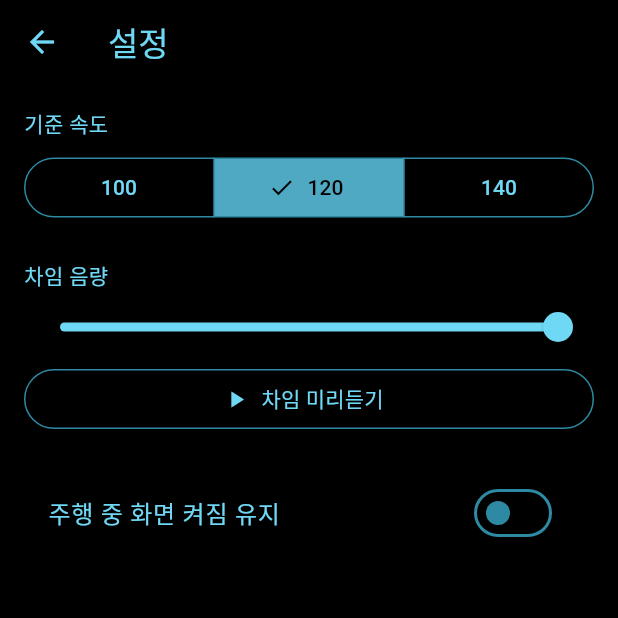
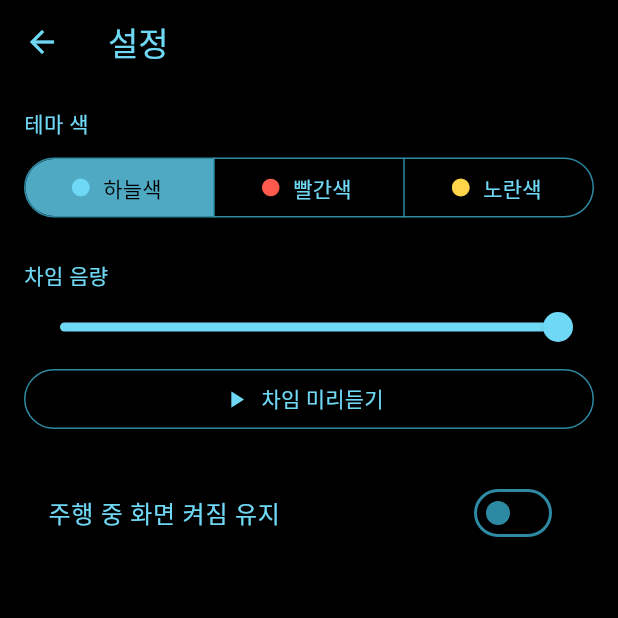
Before and after one commit to Trashbin4943/speedchime, a Flutter app: the screen it shows after launch, after a tap on "확인했습니다", after a tap on the "settings" icon, on a phone screen of 412 x 824 dp, the top half of it. Run offline on Flutter 3.47's test engine with Material 3 defaults, Android fonts, the phone set to English and light mode, and no system bars; our stand-ins replace flutter_riverpod, geolocator, just_audio, material_ui, permission_handler, shared_preferences and 1 more; missing offline and left inert: audio_session, flutter_foreground_task.

Commit message:
Theme color option and on-screen threshold picker
- Settings: theme color sky (default) / red / yellow, persisted; palettes via
  a MeterPalette ThemeExtension so every meter widget follows the choice.
  OVER color per theme stays clearly distinct (sky-orange, red-yellow,
  yellow-red); palette contrast is unit-tested (>= 4.5:1 on black)
- Threshold (100/120/140) moves from settings to the drive screen and works
  while driving: the controller re-evaluates at once and refreshes the
  Chime Relay notification text; OVER entry still needs 2 s (F-04)
- Tests for threshold changes mid-drive, the picker, and all three themes

Co-Authored-By: Claude Opus 5.5 <noreply@anthropic.com>
Claude-Session: https://claude.ai/code/session_01Eg87ycbMnJZRhwd9zLxzJE

```diff
--- a/lib/core/app_settings.dart
+++ b/lib/core/app_settings.dart
@@ -1,9 +1,28 @@
-/// PRD 6. 저장 데이터: 기준 속도, 음량, 화면 켜짐 유지 세 가지뿐.
+/// 화면 테마 색 (택시미터 VFD 발광색). 기본은 하늘색.
+enum MeterTheme {
+  sky('하늘색'),
+  red('빨간색'),
+  yellow('노란색');
+
+  const MeterTheme(this.label);
+
+  final String label;
+
+  static MeterTheme fromName(String? name) {
+    for (final t in values) {
+      if (t.name == name) return t;
+    }
+    return sky;
+  }
+}
+
+/// PRD 6. 저장 데이터: 기준 속도, 음량, 화면 켜짐 유지 + 테마 색.
 class AppSettings {
   const AppSettings({
     this.thresholdKph = defaultThresholdKph,
     this.volume = 1.0,
     this.keepScreenOn = false,
+    this.theme = MeterTheme.sky,
   });
 
   /// F-03: 100/120/140 중 선택 (사용자 임의 입력은 비목표).
@@ -13,16 +32,19 @@ class AppSettings {
   final int thresholdKph;
   final double volume;
   final bool keepScreenOn;
+  final MeterTheme theme;
 
   AppSettings copyWith({
     int? thresholdKph,
     double? volume,
     bool? keepScreenOn,
+    MeterTheme? theme,
   }) {
     return AppSettings(
       thresholdKph: thresholdKph ?? this.thresholdKph,
       volume: volume ?? this.volume,
       keepScreenOn: keepScreenOn ?? this.keepScreenOn,
+      theme: theme ?? this.theme,
     );
   }
 }
--- a/lib/features/drive/drive_controller.dart
+++ b/lib/features/drive/drive_controller.dart
@@ -75,6 +75,19 @@ class DriveController extends Notifier<DriveState> {
       _ticker?.cancel();
       chime.stop();
       wake.disable();
+    });
+    // 주행 중 기준 속도 변경: 바로 다시 판정하고 알림 문구도 갱신한다.
+    // (OVER 진입은 여전히 F-04 의 2초 지속 규칙을 따른다.)
+    ref.listen<int>(settingsProvider.select((s) => s.thresholdKph), (
+      prev,
+      next,
+    ) {
+      if (prev == next || !state.running) return;
+      _evaluate(DateTime.now());
+      _serial(() async {
+        if (!state.running) return;
+        await ref.read(relayServiceProvider).show(on: true, thresholdKph: next);
+      });
     });
     return const DriveState();
   }
--- a/lib/features/drive/drive_screen.dart
+++ b/lib/features/drive/drive_screen.dart
@@ -2,6 +2,7 @@ import 'package:flutter_riverpod/flutter_riverpod.dart';
 import 'package:material_ui/material_ui.dart';
 
 import '../../core/alert_state_machine.dart';
+import '../../core/app_settings.dart';
 import '../../core/gait.dart';
 import '../../core/seven_segment.dart';
 import '../../providers.dart';
@@ -13,11 +14,13 @@ import 'drive_controller.dart';
 
 /// F-07 주행 화면 — 2000년대 택시미터(VFD) 콘셉트.
 /// 속도는 7-세그먼트 숫자로, 달리는 말은 속도에 따라 다리 빠르기가 달라진다.
+/// 기준 속도(F-03)는 이 화면에서 고르며, 주행 중에도 바꿀 수 있다.
 class DriveScreen extends ConsumerWidget {
   const DriveScreen({super.key});
 
   @override
   Widget build(BuildContext context, WidgetRef ref) {
+    final p = MeterPalette.of(context);
     final drive = ref.watch(driveControllerProvider);
     final settings = ref.watch(settingsProvider);
     final controller = ref.read(driveControllerProvider.notifier);
@@ -36,10 +39,10 @@ class DriveScreen extends ConsumerWidget {
         : '시속 ${drive.speedKph!.round()} 킬로미터';
 
     return Scaffold(
-      backgroundColor: MeterColors.background,
+      backgroundColor: MeterPalette.background,
       body: SafeArea(
         child: DefaultTextStyle.merge(
-          style: const TextStyle(color: MeterColors.glow),
+          style: TextStyle(color: p.glow),
           // 작은 화면에서는 스크롤, 큰 화면에서는 버튼을 바닥에 붙인다.
           child: CustomScrollView(
             slivers: [
@@ -66,6 +69,9 @@ class DriveScreen extends ConsumerWidget {
                         speedDigits: speedDigits,
                         speedLabel: speedLabel,
                         thresholdKph: settings.thresholdKph,
+                        onThreshold: ref
+                            .read(settingsProvider.notifier)
+                            .setThreshold,
                         running: drive.running,
                         over: over,
                       ),
@@ -81,7 +87,7 @@ class DriveScreen extends ConsumerWidget {
                       if (drive.permissionDenied)
                         TextButton(
                           style: TextButton.styleFrom(
-                            foregroundColor: MeterColors.over,
+                            foregroundColor: p.over,
                             minimumSize: const Size.fromHeight(44),
                           ),
                           onPressed: () => ref
@@ -94,11 +100,8 @@ class DriveScreen extends ConsumerWidget {
                         height: 64,
                         child: OutlinedButton(
                           style: OutlinedButton.styleFrom(
-                            foregroundColor: MeterColors.glow,
-                            side: const BorderSide(
-                              color: MeterColors.glow,
-                              width: 1.5,
-                            ),
+                            foregroundColor: p.glow,
+                            side: BorderSide(color: p.glow, width: 1.5),
                             shape: RoundedRectangleBorder(
                               borderRadius: BorderRadius.circular(12),
                             ),
@@ -122,20 +125,17 @@ class DriveScreen extends ConsumerWidget {
                       if (drive.paused)
                         TextButton(
                           style: TextButton.styleFrom(
-                            foregroundColor: MeterColors.secondary,
+                            foregroundColor: p.secondary,
                             minimumSize: const Size.fromHeight(44),
                           ),
                           onPressed: controller.stop,
                           child: const Text('알림 닫기'),
                         ),
                       const SizedBox(height: 8),
-                      const Text(
+                      Text(
                         '참고용 속도입니다 · 법적 속도계가 아닙니다',
                         textAlign: TextAlign.center,
-                        style: TextStyle(
-                          fontSize: 12,
-                          color: MeterColors.secondary,
-                        ),
+                        style: TextStyle(fontSize: 12, color: p.secondary),
                       ),
                     ],
                   ),
@@ -157,6 +157,7 @@ class _Header extends StatelessWidget {
 
   @override
   Widget build(BuildContext context) {
+    final p = MeterPalette.of(context);
     final (label, lit) = !drive.running
         ? (drive.paused ? 'Chime Relay Off' : '대기', false)
         : drive.gpsOk
@@ -169,10 +170,7 @@ class _Header extends StatelessWidget {
         Expanded(
           child: Text(
             label,
-            style: TextStyle(
-              fontSize: 13,
-              color: lit ? MeterColors.glow : MeterColors.secondary,
-            ),
+            style: TextStyle(fontSize: 13, color: lit ? p.glow : p.secondary),
           ),
         ),
         Text(
@@ -185,15 +183,13 @@ class _Header extends StatelessWidget {
           child: IconButton(
             tooltip: '설정',
             onPressed: onSettings,
-            color: MeterColors.glow,
-            disabledColor: MeterColors.dim,
+            color: p.glow,
+            disabledColor: p.dim,
             style: IconButton.styleFrom(
               shape: RoundedRectangleBorder(
                 borderRadius: BorderRadius.circular(10),
                 side: BorderSide(
-                  color: onSettings == null
-                      ? MeterColors.dimBorder
-                      : MeterColors.line,
+                  color: onSettings == null ? p.dimBorder : p.line,
                 ),
               ),
             ),
@@ -211,6 +207,7 @@ class _MeterPanel extends StatelessWidget {
     required this.speedDigits,
     required this.speedLabel,
     required this.thresholdKph,
+    required this.onThreshold,
     required this.running,
     required this.over,
   });
@@ -219,16 +216,18 @@ class _MeterPanel extends StatelessWidget {
   final List<Set<Seg>> speedDigits;
   final String speedLabel;
   final int thresholdKph;
+  final ValueChanged<int> onThreshold;
   final bool running;
   final bool over;
 
   @override
   Widget build(BuildContext context) {
+    final p = MeterPalette.of(context);
     return Container(
       padding: const EdgeInsets.fromLTRB(18, 16, 18, 18),
       decoration: BoxDecoration(
-        color: MeterColors.panel,
-        border: Border.all(color: MeterColors.line),
+        color: MeterPalette.panel,
+        border: Border.all(color: p.line),
         borderRadius: BorderRadius.circular(14),
       ),
       child: Column(
@@ -237,7 +236,9 @@ class _MeterPanel extends StatelessWidget {
           Row(
             crossAxisAlignment: CrossAxisAlignment.end,
             children: [
-              Flexible(child: RunningHorse(gait: gait)),
+              Flexible(
+                child: RunningHorse(gait: gait, color: p.glow),
+              ),
               const SizedBox(width: 12),
               Expanded(
                 child: Padding(
@@ -259,7 +260,7 @@ class _MeterPanel extends StatelessWidget {
                             : 'STRIDE --',
                         style: meterMono.copyWith(
                           fontSize: 13,
-                          color: MeterColors.secondary,
+                          color: p.secondary,
                         ),
                       ),
                     ],
@@ -278,6 +279,7 @@ class _MeterPanel extends StatelessWidget {
                   digits: speedDigits,
                   digitWidth: 70,
                   digitHeight: 124,
+                  color: p.glow,
                   semanticsLabel: speedLabel,
                 ),
                 const SizedBox(width: 14),
@@ -286,20 +288,18 @@ class _MeterPanel extends StatelessWidget {
             ),
           ),
           const SizedBox(height: 14),
-          const Divider(height: 1, thickness: 1, color: MeterColors.divider),
+          Divider(height: 1, thickness: 1, color: p.divider),
           const SizedBox(height: 14),
           Row(
             children: [
-              const Text(
-                '기준',
-                style: TextStyle(fontSize: 13, color: MeterColors.secondary),
-              ),
+              Text('기준', style: TextStyle(fontSize: 13, color: p.secondary)),
               const SizedBox(width: 10),
               SevenSegmentDisplay(
                 digits: SevenSegment.number(thresholdKph),
                 digitWidth: 22,
                 digitHeight: 38,
                 gap: 5,
+                color: p.glow,
                 semanticsLabel: '기준 시속 $thresholdKph 킬로미터',
               ),
               const SizedBox(width: 12),
@@ -326,8 +326,67 @@ class _MeterPanel extends StatelessWidget {
               ),
             ],
           ),
+          const SizedBox(height: 12),
+          _ThresholdPicker(selected: thresholdKph, onSelected: onThreshold),
         ],
       ),
+    );
+  }
+}
+
+/// F-03 기준 속도 선택. 주행 중에도 누를 수 있도록 큼직하게 둔다.
+class _ThresholdPicker extends StatelessWidget {
+  const _ThresholdPicker({required this.selected, required this.onSelected});
+
+  final int selected;
+  final ValueChanged<int> onSelected;
+
+  @override
+  Widget build(BuildContext context) {
+    final p = MeterPalette.of(context);
+    return Row(
+      children: [
+        for (final kph in AppSettings.thresholdOptions) ...[
+          if (kph != AppSettings.thresholdOptions.first)
+            const SizedBox(width: 8),
+          Expanded(
+            child: Semantics(
+              button: true,
+              selected: kph == selected,
+              label: '기준 속도 $kph',
+              excludeSemantics: true,
+              child: Material(
+                color: kph == selected ? p.litFill : Colors.transparent,
+                shape: RoundedRectangleBorder(
+                  borderRadius: BorderRadius.circular(8),
+                  side: BorderSide(
+                    color: kph == selected ? p.glow : p.dimBorder,
+                  ),
+                ),
+                child: InkWell(
+                  borderRadius: BorderRadius.circular(8),
+                  onTap: kph == selected ? null : () => onSelected(kph),
+                  child: SizedBox(
+                    height: 48,
+                    child: Center(
+                      child: Text(
+                        '$kph',
+                        style: meterMono.copyWith(
+                          fontSize: 18,
+                          color: kph == selected ? p.glow : p.secondary,
+                          shadows: kph == selected
+                              ? [Shadow(color: p.glow, blurRadius: 8)]
+                              : const [],
+                        ),
+                      ),
+                    ),
+                  ),
+                ),
+              ),
+            ),
+          ),
+        ],
+      ],
     );
   }
 }
@@ -347,10 +406,11 @@ class _RelayPanel extends StatelessWidget {
 
   @override
   Widget build(BuildContext context) {
+    final p = MeterPalette.of(context);
     return Container(
       padding: const EdgeInsets.symmetric(horizontal: 16, vertical: 10),
       decoration: BoxDecoration(
-        border: Border.all(color: MeterColors.divider),
+        border: Border.all(color: p.divider),
         borderRadius: BorderRadius.circular(12),
       ),
       child: Row(
@@ -364,9 +424,9 @@ class _RelayPanel extends StatelessWidget {
                   style: meterMono.copyWith(fontSize: 15, letterSpacing: 2),
                 ),
                 const SizedBox(height: 4),
-                const Text(
+                Text(
                   '상단 알림에서도 On / Off',
-                  style: TextStyle(fontSize: 12, color: MeterColors.secondary),
+                  style: TextStyle(fontSize: 12, color: p.secondary),
                 ),
               ],
             ),
@@ -380,7 +440,7 @@ class _RelayPanel extends StatelessWidget {
   }
 }
 
-/// 미터기 램프. [onPressed] 가 있으면 44px 이상 터치 영역의 버튼이 된다.
+/// 미터기 램프. [button] 이면 44px 이상 터치 영역의 버튼이 된다.
 class _Lamp extends StatefulWidget {
   const _Lamp({
     required this.label,
@@ -441,8 +501,9 @@ class _LampState extends State<_Lamp> with SingleTickerProviderStateMixin {
 
   @override
   Widget build(BuildContext context) {
-    final color = widget.warning ? MeterColors.over : MeterColors.glow;
-    final fg = widget.lit ? color : MeterColors.dim;
+    final p = MeterPalette.of(context);
+    final color = widget.warning ? p.over : p.glow;
+    final fg = widget.lit ? color : p.dim;
     final lamp = AnimatedBuilder(
       animation: _blink,
       builder: (context, child) => Opacity(
@@ -454,8 +515,8 @@ class _LampState extends State<_Lamp> with SingleTickerProviderStateMixin {
         constraints: const BoxConstraints(minHeight: 32),
         padding: const EdgeInsets.symmetric(horizontal: 10, vertical: 6),
         decoration: BoxDecoration(
-          color: widget.lit && !widget.warning ? MeterColors.litFill : null,
-          border: Border.all(color: widget.lit ? color : MeterColors.dimBorder),
+          color: widget.lit && !widget.warning ? p.litFill : null,
+          border: Border.all(color: widget.lit ? color : p.dimBorder),
           borderRadius: BorderRadius.circular(6),
         ),
         alignment: Alignment.center,
@@ -472,9 +533,12 @@ class _LampState extends State<_Lamp> with SingleTickerProviderStateMixin {
       ),
     );
 
-    final semantic = '${widget.label} ${widget.lit ? '켜짐' : '꺼짐'}';
     if (!widget.button) {
-      return Semantics(label: semantic, excludeSemantics: true, child: lamp);
+      return Semantics(
+        label: '${widget.label} ${widget.lit ? '켜짐' : '꺼짐'}',
+        excludeSemantics: true,
+        child: lamp,
+      );
     }
     return Semantics(
       button: true,
@@ -500,15 +564,14 @@ class _Dot extends StatelessWidget {
 
   @override
   Widget build(BuildContext context) {
+    final p = MeterPalette.of(context);
     return Container(
       width: 10,
       height: 10,
       decoration: BoxDecoration(
         shape: BoxShape.circle,
-        color: lit ? MeterColors.glow : MeterColors.dim,
-        boxShadow: lit
-            ? const [BoxShadow(color: MeterColors.glow, blurRadius: 6)]
-            : null,
+        color: lit ? p.glow : p.dim,
+        boxShadow: lit ? [BoxShadow(color: p.glow, blurRadius: 6)] : null,
       ),
     );
   }
--- a/lib/features/settings/settings_screen.dart
+++ b/lib/features/settings/settings_screen.dart
@@ -4,8 +4,10 @@ import 'package:material_ui/material_ui.dart';
 import '../../core/app_settings.dart';
 import '../../providers.dart';
 import '../../services/chime_player.dart';
+import '../../ui/meter_theme.dart';
 
-/// F-03 기준 속도, F-07 화면 켜짐 유지, F-08 미리듣기·음량.
+/// 테마 색, F-07 화면 켜짐 유지, F-08 미리듣기·음량.
+/// 기준 속도(F-03)는 주행 화면에서 고른다.
 class SettingsScreen extends ConsumerStatefulWidget {
   const SettingsScreen({super.key});
 
@@ -41,15 +43,24 @@ class _SettingsScreenState extends ConsumerState<SettingsScreen> {
       body: ListView(
         padding: const EdgeInsets.all(16),
         children: [
-          const Text('기준 속도'),
+          const Text('테마 색'),
           const SizedBox(height: 8),
-          SegmentedButton<int>(
+          SegmentedButton<MeterTheme>(
+            showSelectedIcon: false,
             segments: [
-              for (final kph in AppSettings.thresholdOptions)
-                ButtonSegment(value: kph, label: Text('$kph')),
+              for (final t in MeterTheme.values)
+                ButtonSegment(
+                  value: t,
+                  icon: Icon(
+                    Icons.circle,
+                    size: 14,
+                    color: MeterPalette.forTheme(t).glow,
+                  ),
+                  label: Text(t.label),
+                ),
             ],
-            selected: {s.thresholdKph},
-            onSelectionChanged: (v) => n.setThreshold(v.first),
+            selected: {s.theme},
+            onSelectionChanged: (v) => n.setTheme(v.first),
           ),
           const SizedBox(height: 24),
           const Text('차임 음량'),
--- a/lib/main.dart
+++ b/lib/main.dart
@@ -37,7 +37,8 @@ class _SpeedChimeAppState extends ConsumerState<SpeedChimeApp> {
   Widget build(BuildContext context) {
     return MaterialApp(
       title: 'SpeedChime',
-      theme: meterTheme(),
+      // 설정의 테마 색(하늘색 기본 / 빨간색 / 노란색)을 앱 전체에 적용.
+      theme: meterTheme(ref.watch(settingsProvider.select((s) => s.theme))),
       home: _showDisclaimer
           ? DisclaimerScreen(
               onAccept: () async {
--- a/lib/providers.dart
+++ b/lib/providers.dart
@@ -38,6 +38,7 @@ class SettingsNotifier extends Notifier<AppSettings> {
   Future<void> setVolume(double v) => update(state.copyWith(volume: v));
   Future<void> setKeepScreenOn(bool on) =>
       update(state.copyWith(keepScreenOn: on));
+  Future<void> setTheme(MeterTheme t) => update(state.copyWith(theme: t));
 }
 
 final settingsProvider = NotifierProvider<SettingsNotifier, AppSettings>(
--- a/lib/services/settings_repository.dart
+++ b/lib/services/settings_repository.dart
@@ -9,6 +9,7 @@ class SettingsRepository {
   static const _kThreshold = 'threshold_kph';
   static const _kVolume = 'volume';
   static const _kKeepScreenOn = 'keep_screen_on';
+  static const _kTheme = 'meter_theme';
   static const _kDisclaimerAccepted = 'disclaimer_accepted';
 
   final SharedPreferencesWithCache _prefs;
@@ -28,6 +29,7 @@ class SettingsRepository {
           : AppSettings.defaultThresholdKph,
       volume: _prefs.getDouble(_kVolume) ?? 1.0,
       keepScreenOn: _prefs.getBool(_kKeepScreenOn) ?? false,
+      theme: MeterTheme.fromName(_prefs.getString(_kTheme)),
     );
   }
 
@@ -35,6 +37,7 @@ class SettingsRepository {
     await _prefs.setInt(_kThreshold, s.thresholdKph);
     await _prefs.setDouble(_kVolume, s.volume);
     await _prefs.setBool(_kKeepScreenOn, s.keepScreenOn);
+    await _prefs.setString(_kTheme, s.theme.name);
   }
 
   bool get disclaimerAccepted => _prefs.getBool(_kDisclaimerAccepted) ?? false;
--- a/lib/ui/meter_theme.dart
+++ b/lib/ui/meter_theme.dart
@@ -1,25 +1,123 @@
 import 'package:material_ui/material_ui.dart';
 
-/// 2000년대 택시미터(VFD) 콘셉트: 검은 배경, 하늘색 글자·선, 은은한 발광.
-abstract final class MeterColors {
+import '../core/app_settings.dart';
+
+/// 2000년대 택시미터(VFD) 콘셉트: 검은 배경 위에 발광색 글자·선.
+/// 발광색은 설정의 테마 색(하늘색 기본 / 빨간색 / 노란색)을 따른다.
+/// OVER 경고색은 테마 색과 밝기·색상이 모두 다른 색으로 고른다.
+@immutable
+class MeterPalette extends ThemeExtension<MeterPalette> {
+  const MeterPalette({
+    required this.glow,
+    required this.secondary,
+    required this.line,
+    required this.divider,
+    required this.dim,
+    required this.dimBorder,
+    required this.litFill,
+    required this.over,
+  });
+
   static const background = Color(0xFF000000);
   static const panel = Color(0xFF03070A);
 
   /// 켜진 VFD 색. 글자·선·숫자.
-  static const glow = Color(0xFF6FD8F5);
+  final Color glow;
 
-  /// 보조 글자 (검은 배경 대비 7:1 이상).
-  static const secondary = Color(0xFF4FA9C2);
-  static const line = Color(0xFF2E8AA3);
-  static const divider = Color(0xFF1E5566);
+  /// 보조 글자 (검은 배경 대비 4.5:1 이상).
+  final Color secondary;
+  final Color line;
+  final Color divider;
 
-  /// 꺼진 램프.
-  static const dim = Color(0xFF2B5967);
-  static const dimBorder = Color(0xFF12323C);
-  static const litFill = Color(0xFF0B2A33);
+  /// 꺼진 램프 글자·테두리.
+  final Color dim;
+  final Color dimBorder;
 
-  /// OVER 경고에만 쓰는 주황 (미터기의 주황 숫자).
-  static const over = Color(0xFFFF9A4D);
+  /// 켜진 램프 바탕.
+  final Color litFill;
+
+  /// OVER 경고.
+  final Color over;
+
+  static const sky = MeterPalette(
+    glow: Color(0xFF6FD8F5),
+    secondary: Color(0xFF4FA9C2),
+    line: Color(0xFF2E8AA3),
+    divider: Color(0xFF1E5566),
+    dim: Color(0xFF2B5967),
+    dimBorder: Color(0xFF12323C),
+    litFill: Color(0xFF0B2A33),
+    over: Color(0xFFFF9A4D),
+  );
+
+  static const red = MeterPalette(
+    glow: Color(0xFFFF5A4D),
+    secondary: Color(0xFFD0645A),
+    line: Color(0xFFA23A32),
+    divider: Color(0xFF5E211C),
+    dim: Color(0xFF6B2E28),
+    dimBorder: Color(0xFF3A1411),
+    litFill: Color(0xFF2E0D0A),
+    over: Color(0xFFFFD54A),
+  );
+
+  static const yellow = MeterPalette(
+    glow: Color(0xFFFFD54A),
+    secondary: Color(0xFFC9A43A),
+    line: Color(0xFFA08024),
+    divider: Color(0xFF5A4714),
+    dim: Color(0xFF6A5620),
+    dimBorder: Color(0xFF2F260A),
+    litFill: Color(0xFF2B2208),
+    over: Color(0xFFFF5A4D),
+  );
+
+  static MeterPalette forTheme(MeterTheme t) => switch (t) {
+    MeterTheme.sky => sky,
+    MeterTheme.red => red,
+    MeterTheme.yellow => yellow,
+  };
+
+  static MeterPalette of(BuildContext context) =>
+      Theme.of(context).extension<MeterPalette>() ?? sky;
+
+  @override
+  MeterPalette copyWith({
+    Color? glow,
+    Color? secondary,
+    Color? line,
+    Color? divider,
+    Color? dim,
+    Color? dimBorder,
+    Color? litFill,
+    Color? over,
+  }) {
+    return MeterPalette(
+      glow: glow ?? this.glow,
+      secondary: secondary ?? this.secondary,
+      line: line ?? this.line,
+      divider: divider ?? this.divider,
+      dim: dim ?? this.dim,
+      dimBorder: dimBorder ?? this.dimBorder,
+      litFill: litFill ?? this.litFill,
+      over: over ?? this.over,
+    );
+  }
+
+  @override
+  MeterPalette lerp(MeterPalette? other, double t) {
+    if (other == null) return this;
+    return MeterPalette(
+      glow: Color.lerp(glow, other.glow, t)!,
+      secondary: Color.lerp(secondary, other.secondary, t)!,
+      line: Color.lerp(line, other.line, t)!,
+      divider: Color.lerp(divider, other.divider, t)!,
+      dim: Color.lerp(dim, other.dim, t)!,
+      dimBorder: Color.lerp(dimBorder, other.dimBorder, t)!,
+      litFill: Color.lerp(litFill, other.litFill, t)!,
+      over: Color.lerp(over, other.over, t)!,
+    );
+  }
 }
 
 /// 작은 영문 라벨(SPEEDCHIME, NORMAL, OVER …)용 고정폭 글꼴.
@@ -28,29 +126,32 @@ const meterMono = TextStyle(
   fontFamilyFallback: ['RobotoMono', 'Menlo', 'Courier'],
 );
 
-ThemeData meterTheme() {
-  const scheme = ColorScheme.dark(
-    surface: MeterColors.background,
-    onSurface: MeterColors.glow,
-    primary: MeterColors.glow,
-    onPrimary: MeterColors.background,
-    secondary: MeterColors.secondary,
-    outline: MeterColors.line,
-    outlineVariant: MeterColors.divider,
-    error: MeterColors.over,
+ThemeData meterTheme([MeterTheme theme = MeterTheme.sky]) {
+  final p = MeterPalette.forTheme(theme);
+  final scheme = ColorScheme.dark(
+    surface: MeterPalette.background,
+    onSurface: p.glow,
+    onSurfaceVariant: p.secondary,
+    primary: p.glow,
+    onPrimary: MeterPalette.background,
+    secondary: p.secondary,
+    outline: p.line,
+    outlineVariant: p.divider,
+    error: p.over,
   );
   return ThemeData(
     colorScheme: scheme,
-    scaffoldBackgroundColor: MeterColors.background,
-    appBarTheme: const AppBarTheme(
-      backgroundColor: MeterColors.background,
-      foregroundColor: MeterColors.glow,
+    scaffoldBackgroundColor: MeterPalette.background,
+    appBarTheme: AppBarTheme(
+      backgroundColor: MeterPalette.background,
+      foregroundColor: p.glow,
       elevation: 0,
     ),
-    dividerColor: MeterColors.divider,
+    dividerColor: p.divider,
     textTheme: ThemeData.dark().textTheme.apply(
-      bodyColor: MeterColors.glow,
-      displayColor: MeterColors.glow,
+      bodyColor: p.glow,
+      displayColor: p.glow,
     ),
+    extensions: [p],
   );
 }
--- a/lib/ui/running_horse.dart
+++ b/lib/ui/running_horse.dart
@@ -4,7 +4,6 @@ import 'package:flutter/scheduler.dart';
 import 'package:material_ui/material_ui.dart';
 
 import '../core/gait.dart';
-import 'meter_theme.dart';
 
 /// 택시미터 콘셉트의 달리는 말. 속도가 빠를수록 다리를 빨리 휘두른다.
 ///
@@ -15,7 +14,7 @@ class RunningHorse extends StatefulWidget {
     super.key,
     required this.gait,
     this.width = 176,
-    this.color = MeterColors.glow,
+    required this.color,
   });
 
   final Gait gait;
--- a/lib/ui/seven_segment_display.dart
+++ b/lib/ui/seven_segment_display.dart
@@ -3,7 +3,6 @@ import 'dart:math' as math;
 import 'package:material_ui/material_ui.dart';
 
 import '../core/seven_segment.dart';
-import 'meter_theme.dart';
 
 /// 7-세그먼트 숫자 줄. 꺼진 칸은 8% 로 비치고, 켜진 칸은 발광한다.
 class SevenSegmentDisplay extends StatelessWidget {
@@ -13,7 +12,7 @@ class SevenSegmentDisplay extends StatelessWidget {
     required this.digitWidth,
     required this.digitHeight,
     this.gap = 10,
-    this.color = MeterColors.glow,
+    required this.color,
     required this.semanticsLabel,
   });
 
```
Also changed, not shown: 4 other files.
